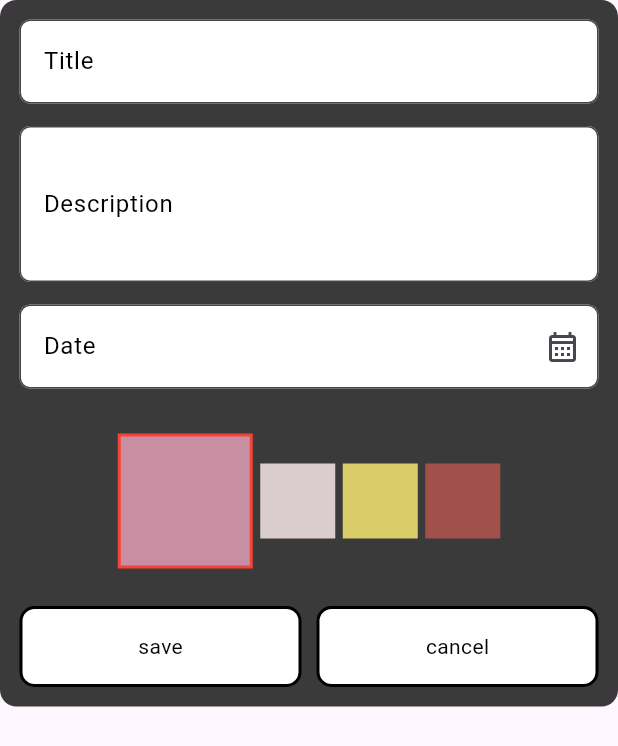
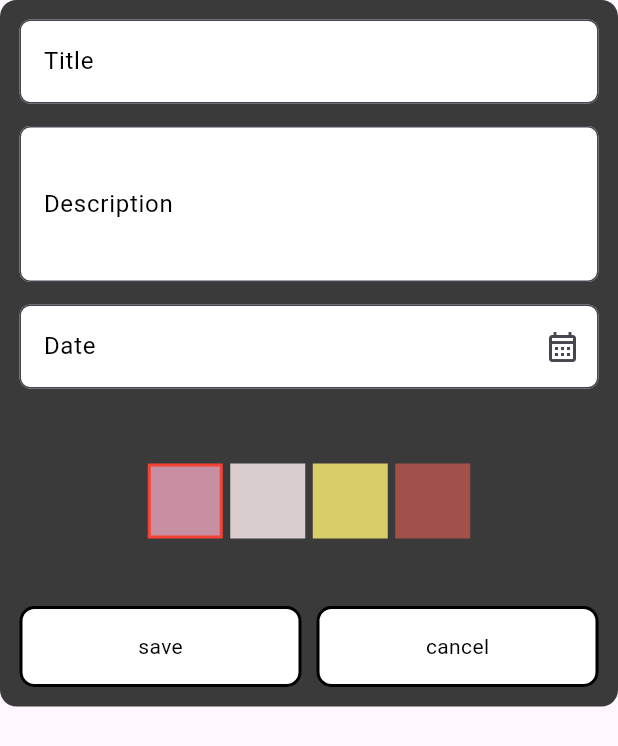
Before and after one commit to akhi0216/note_app, a Flutter app: the NoteListpage widget shown alone on an empty page, opened directly, on a phone screen of 412 x 824 dp. Shown: the top 746 px of the screen. Run offline on Flutter 3.47's test engine with Material 3 defaults, Android fonts, the phone set to English and light mode, and no system bars; our stand-ins replace hive_flutter; accounts and stored records are empty.

Commit message:
color updates

```diff
--- a/lib/controller/homepage_controller.dart
+++ b/lib/controller/homepage_controller.dart
@@ -7,7 +7,14 @@ class Homepagecontroller {
   static TextEditingController descontroller = TextEditingController();
 
   static TextEditingController datecontroller = TextEditingController();
-  static Color selectcolor = Colors.white;
+  static Color selectcolor = Colors.white; //
+  static int selectedColorindex = 0;
+  static List colorslist = [
+    Colorconstants.containerone,
+    Colorconstants.containertwo,
+    Colorconstants.containerthree,
+    Colorconstants.containerfour
+  ];
 
   List noteslist = [
     // {
@@ -28,6 +35,7 @@ class Homepagecontroller {
       "des": descontroller.text,
       "date": datecontroller.text,
       //  "color": selectcolor
+      "color": selectedColorindex
     });
     notekeys = mybox.keys.toList();
     // noteslist.add({
@@ -44,6 +52,7 @@ class Homepagecontroller {
       "title": titlecontroller.text,
       "des": descontroller.text,
       "date": datecontroller.text,
+      "color": selectedColorindex
       //"color": selectcolor
     });
     // noteslist[index] = {
@@ -69,8 +78,9 @@ class Homepagecontroller {
   }
 
   // on selectioncolor
-  void onColorselction(newcolor) {
-    selectcolor = newcolor;
+  void onColorselction(int newcolorindex) {
+    // selectcolor = newcolor;
+    selectedColorindex = newcolorindex;
   }
 
   init() {
--- a/lib/view/home_page/home_page.dart
+++ b/lib/view/home_page/home_page.dart
@@ -61,7 +61,8 @@ class _HomePageState extends State<HomePage> {
                     title: element["title"],
                     des: element["des"],
                     date: element["date"],
-                    color: Colors.white,
+                    color: Homepagecontroller.colorslist[element["color"]],
+                    // color: Colors.white,
                     //  color: element["color"],
                     // delete
                     ondeletepressed: () {
--- a/lib/view/home_page/widgets/notelistpage.dart
+++ b/lib/view/home_page/widgets/notelistpage.dart
@@ -21,17 +21,17 @@ class NoteListpage extends StatefulWidget {
 }
 
 class _NoteListpageState extends State<NoteListpage> {
-  List colorslist = [
-    Colorconstants.containerone,
-    Colorconstants.containertwo,
-    Colorconstants.containerthree,
-    Colorconstants.containerfour
-  ];
+  // List colorslist = [
+  //   Colorconstants.containerone,
+  //   Colorconstants.containertwo,
+  //   Colorconstants.containerthree,
+  //   Colorconstants.containerfour
+  // ];
   // TextEditingController titlecontroller = TextEditingController();
   // TextEditingController descontroller = TextEditingController();
   // TextEditingController datecontroller = TextEditingController();
 
-  int selectedindex = 0;
+  // int selectedindex = 0;
   GlobalKey<FormState> _formkey = GlobalKey<FormState>();
   Homepagecontroller valobj = Homepagecontroller();
   @override
@@ -154,23 +154,34 @@ class _NoteListpageState extends State<NoteListpage> {
                           return InkWell(
                             onTap: () {
                               print(index);
-                              selectedindex = index;
+                              // selectedindex = index;
                               Homepagecontroller obj = Homepagecontroller();
-                              obj.onColorselction(colorslist[index]);
+                              //
+                              Homepagecontroller.selectedColorindex = index;
+                              obj.onColorselction(
+                                  // Homepagecontroller.colorslist[
+                                  Homepagecontroller.selectedColorindex
+                                  // ]
+                                  );
                               bottomsetstate(() {
                                 // selectedindex = index;
                               });
                             },
                             child: Center(
                               child: Container(
-                                height: index == selectedindex ? 90 : 50,
-                                width: index == selectedindex ? 90 : 50,
+                                height: 50,
+                                width: 50,
+                                // height: index == selectedindex ? 90 : 50,
+                                // width: index == selectedindex ? 90 : 50,
                                 decoration: BoxDecoration(
-                                    border: selectedindex == index
-                                        ? Border.all(
-                                            width: 2, color: Colors.red)
-                                        : null,
-                                    color: colorslist[index]),
+                                    border:
+                                        Homepagecontroller.selectedColorindex ==
+                                                index
+                                            ? Border.all(
+                                                width: 2, color: Colors.red)
+                                            : null,
+                                    color:
+                                        Homepagecontroller.colorslist[index]),
                               ),
                             ),
                           );
```
